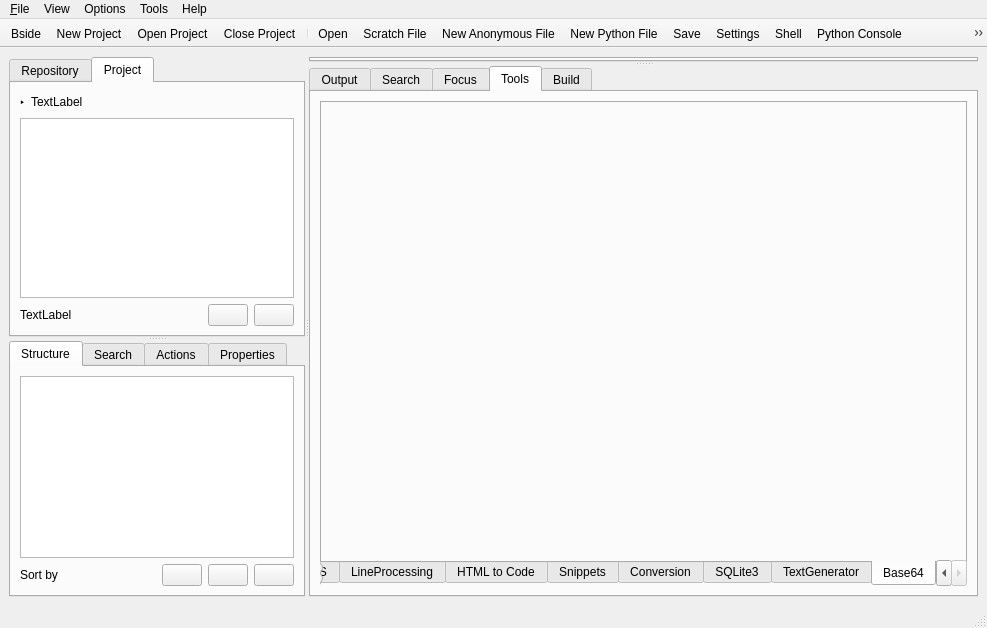
First picture: the form in src/mainwindow.ui, repository jplozf/bside, before the edit.
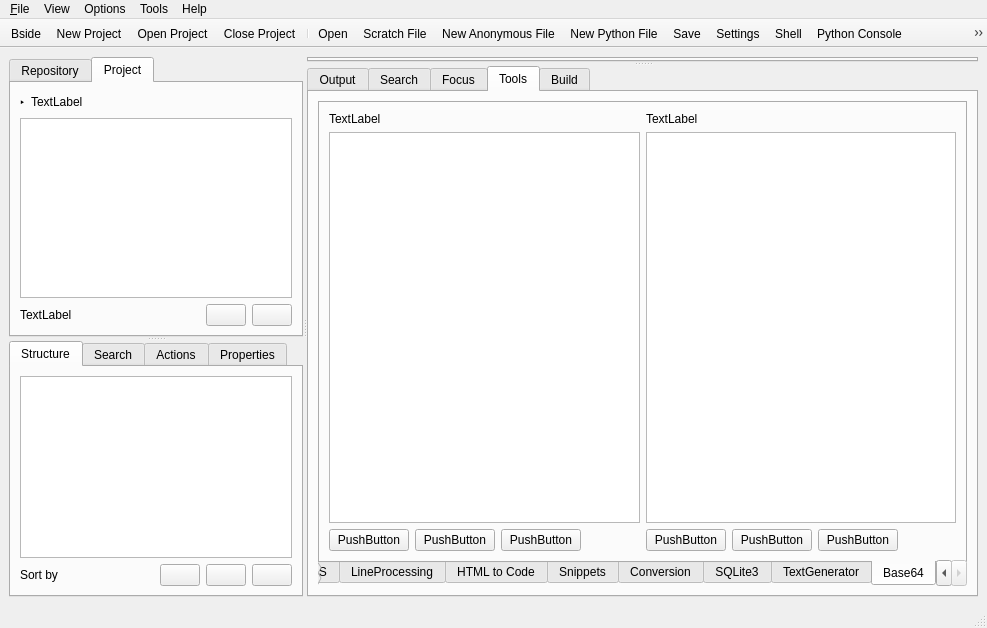
Second picture: the form after the edit. The open tabs and pages were chosen to show the change. Icons and pictures are not drawn.

What changed in the file:
```diff
--- a/src/mainwindow.ui
+++ b/src/mainwindow.ui
@@ -806,6 +806,118 @@
              <attribute name="title">
               <string>Base64</string>
              </attribute>
+             <layout class="QGridLayout" name="gridLayout_24">
+              <item row="0" column="0">
+               <layout class="QHBoxLayout" name="horizontalLayout_11">
+                <item>
+                 <layout class="QVBoxLayout" name="verticalLayout_9">
+                  <item>
+                   <widget class="QLabel" name="label_4">
+                    <property name="text">
+                     <string>TextLabel</string>
+                    </property>
+                   </widget>
+                  </item>
+                  <item>
+                   <widget class="QPlainTextEdit" name="plainTextEdit_2"/>
+                  </item>
+                  <item>
+                   <layout class="QHBoxLayout" name="horizontalLayout_10">
+                    <item>
+                     <widget class="QPushButton" name="pushButton_4">
+                      <property name="text">
+                       <string>PushButton</string>
+                      </property>
+                     </widget>
+                    </item>
+                    <item>
+                     <widget class="QPushButton" name="pushButton_5">
+                      <property name="text">
+                       <string>PushButton</string>
+                      </property>
+                     </widget>
+                    </item>
+                    <item>
+                     <widget class="QPushButton" name="pushButton_6">
+                      <property name="text">
+                       <string>PushButton</string>
+                      </property>
+                     </widget>
+                    </item>
+                    <item>
+                     <spacer name="horizontalSpacer_8">
+                      <property name="orientation">
+                       <enum>Qt::Horizontal</enum>
+                      </property>
+                      <property name="sizeHint" stdset="0">
+                       <size>
+                        <width>40</width>
+                        <height>20</height>
+                       </size>
+                      </property>
+                     </spacer>
+                    </item>
+                   </layout>
+                  </item>
+                 </layout>
+                </item>
+                <item>
+                 <layout class="QVBoxLayout" name="verticalLayout_8">
+                  <item>
+                   <widget class="QLabel" name="label_3">
+                    <property name="text">
+                     <string>TextLabel</string>
+                    </property>
+                   </widget>
+                  </item>
+                  <item>
+                   <widget class="QPlainTextEdit" name="plainTextEdit"/>
+                  </item>
+                  <item>
+                   <layout class="QHBoxLayout" name="horizontalLayout_9">
+                    <item>
+                     <widget class="QPushButton" name="pushButton">
+                      <property name="text">
+                       <string>PushButton</string>
+                      </property>
+                     </widget>
+                    </item>
+                    <item>
+                     <widget class="QPushButton" name="pushButton_2">
+                      <property name="text">
+                       <string>PushButton</string>
+                      </property>
+                     </widget>
+                    </item>
+                    <item>
+                     <widget class="QPushButton" name="pushButton_3">
+                      <property name="text">
+                       <string>PushButton</string>
+                      </property>
+                     </widget>
+                    </item>
+                    <item>
+                     <spacer name="horizontalSpacer_6">
+                      <property name="orientation">
+                       <enum>Qt::Horizontal</enum>
+                      </property>
+                      <property name="sizeHint" stdset="0">
+                       <size>
+                        <width>40</width>
+                        <height>20</height>
+                       </size>
+                      </property>
+                     </spacer>
+                    </item>
+                   </layout>
+                  </item>
+                 </layout>
+                </item>
+               </layout>
+              </item>
+             </layout>
+             <zorder>horizontalLayoutWidget_2</zorder>
+             <zorder>horizontalLayoutWidget_3</zorder>
             </widget>
            </widget>
           </item>
```
Left out of the diff: 4 changed lines with no effect on the pictures.
